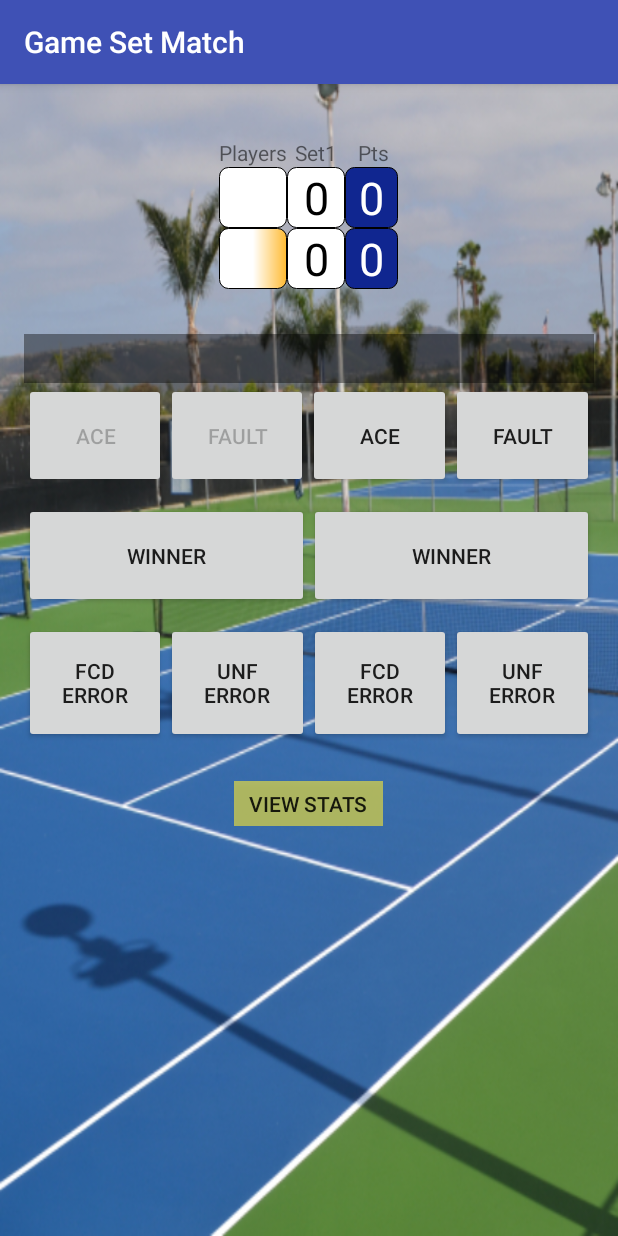
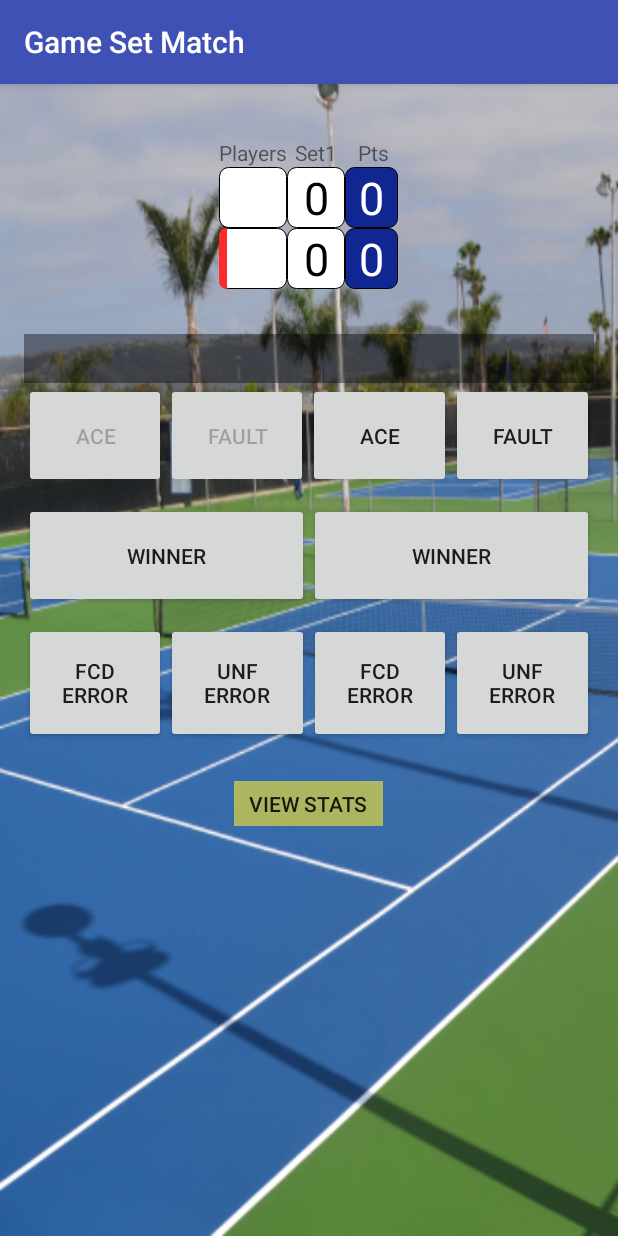
Before and after one commit to adhish-58/GameSetMatch, an Android app: the RecordSetActivity screen opened directly, with no data from a screen before it, on a phone screen of 412 x 824 dp. Run offline under Robolectric (Android 15) with nearby library versions, the phone set to English and light mode, and no system bars; 2 statements that could not run were skipped.

Commit message:
Changed server background (red)

```diff
--- a/src/main/res/drawable/denote_server.xml
+++ b/src/main/res/drawable/denote_server.xml
@@ -1,5 +1,7 @@
 <?xml version="1.0" encoding="utf-8"?>
-<shape xmlns:android="http://schemas.android.com/apk/res/android"
+<layer-list xmlns:android="http://schemas.android.com/apk/res/android" >
+    <item>
+        <shape
             android:shape="rectangle">
             <solid
                 android:color="@color/white"/>
@@ -8,8 +10,16 @@
                 android:color="@color/black" />
             <corners android:topLeftRadius="6dp" android:topRightRadius="6dp"
                 android:bottomLeftRadius="6dp" android:bottomRightRadius="6dp"/>
-    <gradient
-        android:startColor="@color/white"
-        android:centerColor="@color/white"
-        android:endColor="@color/orange" />
         </shape>
+    </item>
+    <item
+        android:width="5dp">
+            <shape
+                android:shape="rectangle" >
+                <solid
+                    android:color="@color/red" />
+                <corners android:topLeftRadius="100dp" android:topRightRadius="6dp"
+                    android:bottomLeftRadius="100dp" android:bottomRightRadius="6dp"/>
+            </shape>
+    </item>
+</layer-list>
--- a/src/main/res/layout/activity_record_set.xml
+++ b/src/main/res/layout/activity_record_set.xml
@@ -44,8 +44,8 @@
                     android:textSize="30dp"
                     android:textColor="@color/black"
                     android:background="@drawable/custom_divider"
-                    android:paddingLeft="5dp"
-                    android:paddingRight="20dp"
+                    android:paddingLeft="10dp"
+                    android:paddingRight="10dp"
                     android:id="@+id/p1"/>
                 <TextView
                     android:textSize="30dp"
@@ -67,8 +67,8 @@
                     android:textSize="30dp"
                     android:textColor="@color/black"
                     android:background="@drawable/custom_divider"
-                    android:paddingLeft="5dp"
-                    android:paddingRight="20dp"
+                    android:paddingLeft="10dp"
+                    android:paddingRight="10dp"
                     android:id="@+id/p2"/>
                 <TextView
                     android:textSize="30dp"
--- a/src/main/res/values/colors.xml
+++ b/src/main/res/values/colors.xml
@@ -9,4 +9,5 @@
     <color name="royal">#102690</color>
     <item name="green" type="color">#FF99CC00</item>
     <item name="orange" type="color">#FFFFBB33</item>
+    <item name="red" type="color">#FD2B2B</item>
 </resources>
--- a/src/main/res/values/strings.xml
+++ b/src/main/res/values/strings.xml
@@ -7,8 +7,8 @@
     <string name="aces"> Aces</string>
     <string name="serve_first"> 1st serve in %</string>
     <string name="double_faults"> Double faults</string>
-    <string name="win_first"> Win % on 1st serve</string>
-    <string name="win_second"> Win % on 2nd serve</string>
+    <string name="win_first"> 1st Serve Win %</string>
+    <string name="win_second"> 2nd Serve Win %</string>
     <string name="points_won"> Points won</string>
     <string name="receiving_points"> Receiving points won</string>
     <string name="winners"> Winners</string>
```
Also changed, not shown: src/main/java/softeng/myapp/RecordSetActivity.java (line endings or trailing spaces), 2 other files. Lines whose indentation alone changed are shown as unchanged.
